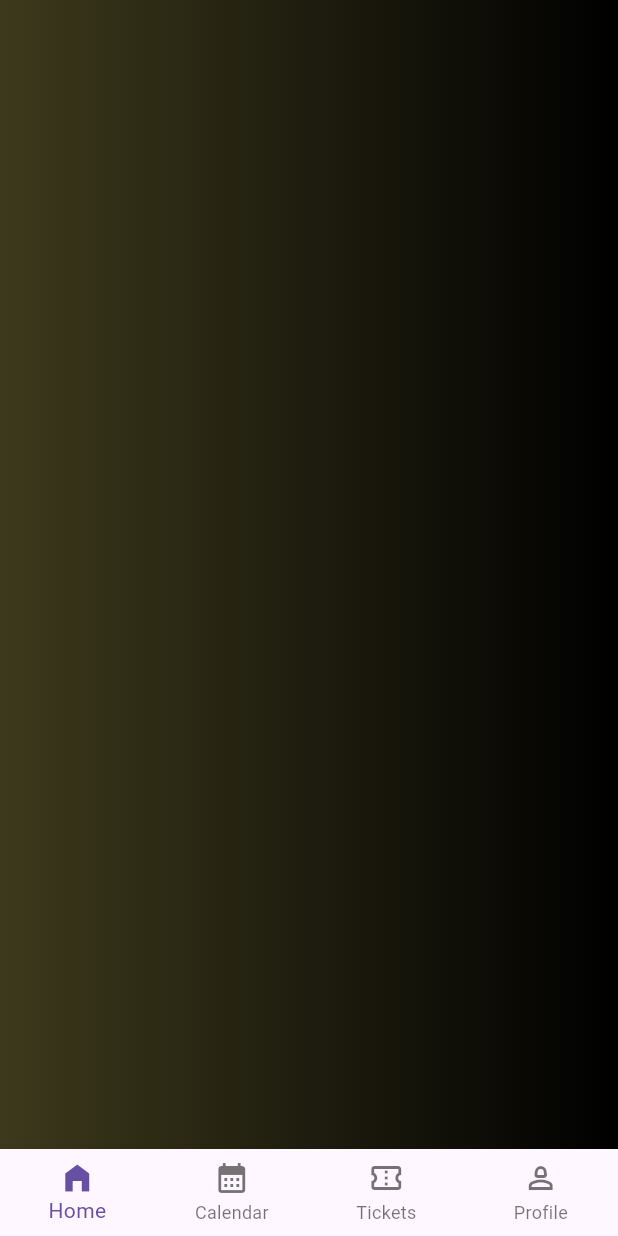
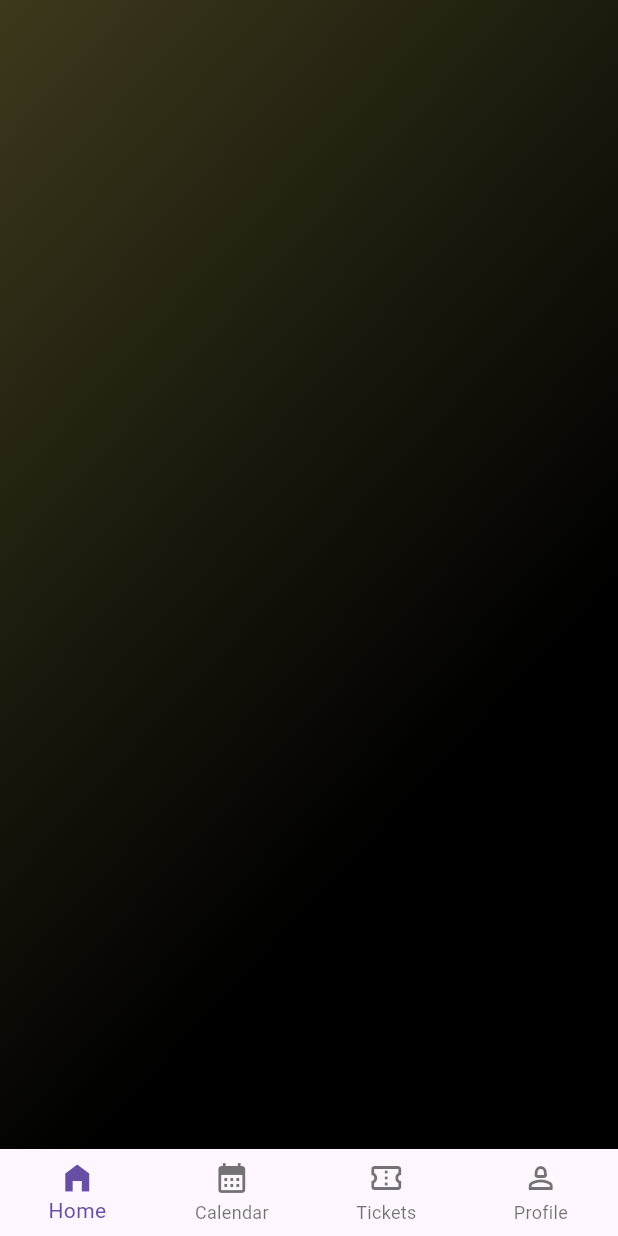
Before and after one commit to JAICHANGPARK/flutter_notebook_chapter_43, a Flutter app: the EventHomePage screen opened directly, on a phone screen of 412 x 824 dp. Run offline on Flutter 3.47's test engine with Material 3 defaults, Android fonts, the phone set to English and light mode, and no system bars; our stand-ins replace gap, hugeicons, percent_indicator.

Commit message:
Update event_home_page.dart

```diff
--- a/lib/ep2186_event_app/ui/event_home_page.dart
+++ b/lib/ep2186_event_app/ui/event_home_page.dart
@@ -21,6 +21,7 @@ class _EventHomePageState extends State<EventHomePage> {
                     Color.fromRGBO(61, 57, 28, 1),
                     Colors.black,
                   ],
+                  begin: Alignment.topLeft,
                 ),
               ),
             ),
```
